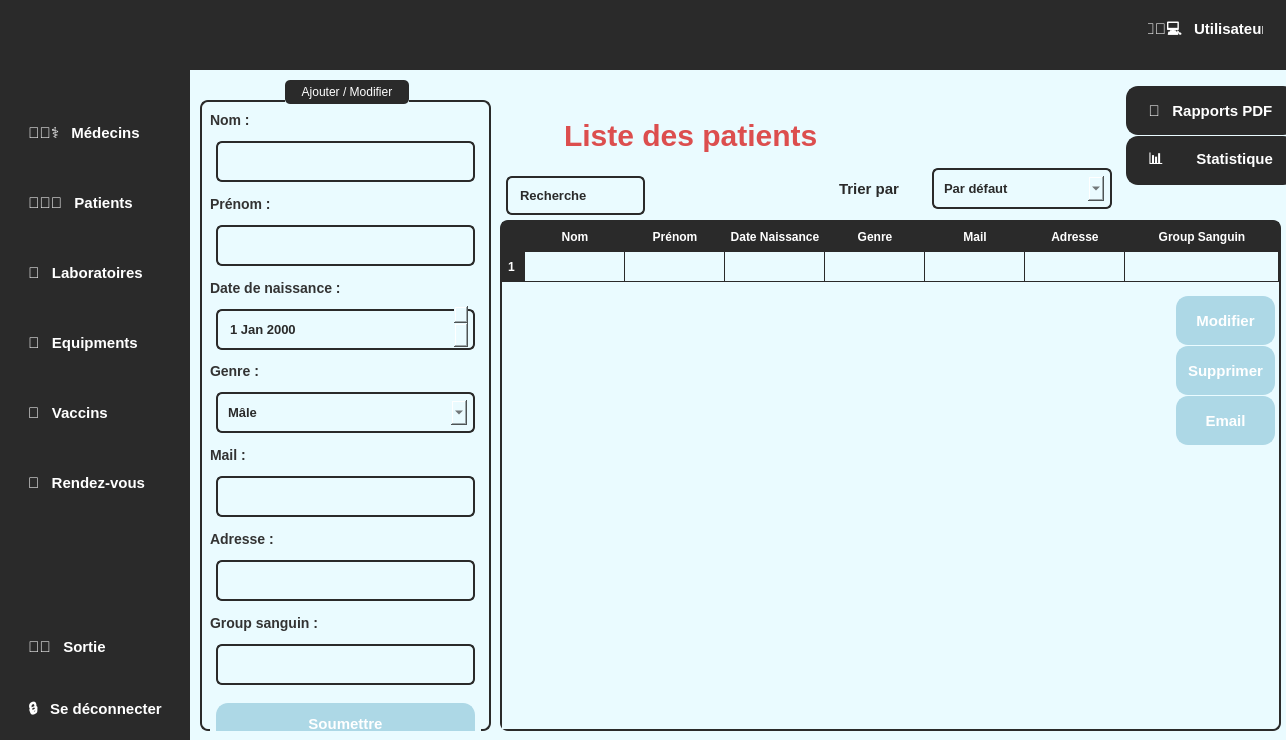
First picture: the form in mainwindow.ui, repository Projetcpp-2A19/projetcpp-2a19-smart-vaccination-center, before the edit.
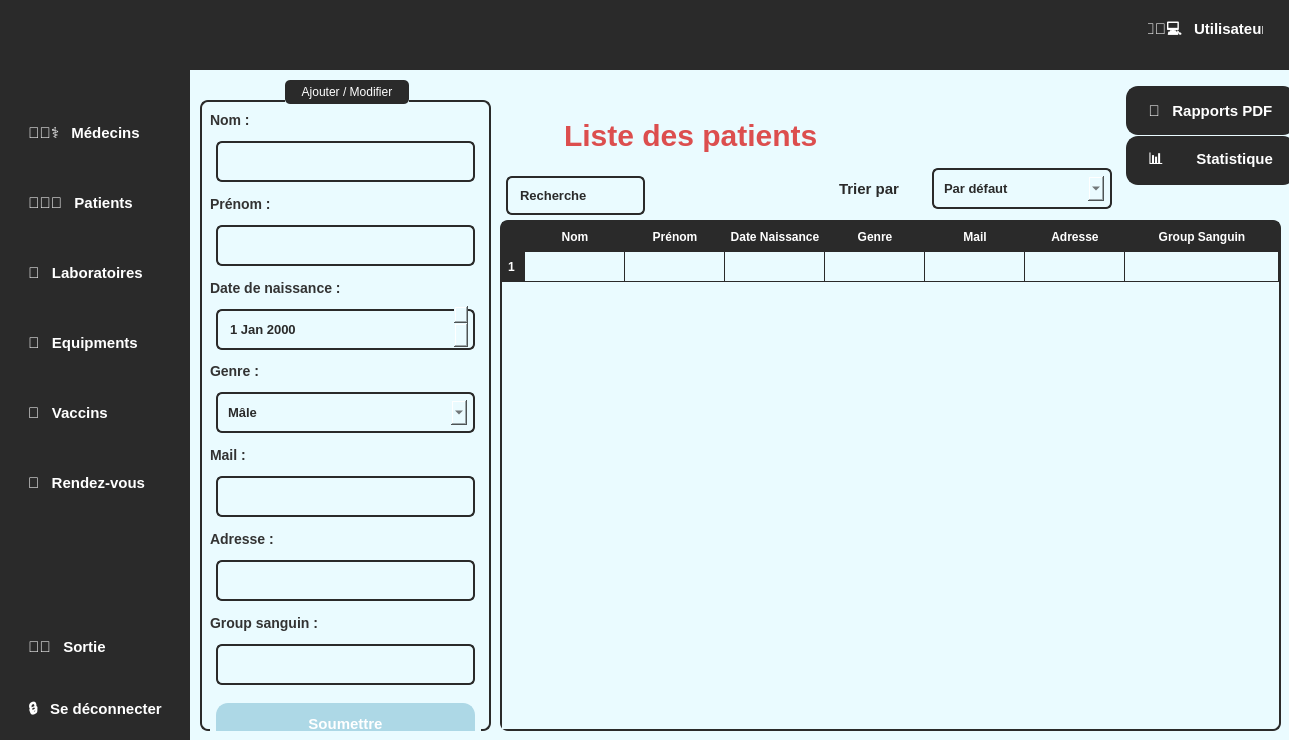
Second picture: the form after the edit. Icons and pictures are not drawn.

What changed in the file:
```diff
--- a/mainwindow.ui
+++ b/mainwindow.ui
@@ -9,7 +9,7 @@
    <rect>
     <x>0</x>
     <y>0</y>
-    <width>1286</width>
+    <width>1289</width>
     <height>740</height>
    </rect>
   </property>
@@ -5691,92 +5691,6 @@
            <string>Recherche</string>
           </property>
          </widget>
-         <widget class="QPushButton" name="pushButton_136">
-          <property name="geometry">
-           <rect>
-            <x>980</x>
-            <y>220</y>
-            <width>111</width>
-            <height>61</height>
-           </rect>
-          </property>
-          <property name="styleSheet">
-           <string notr="true">QPushButton {
-    background-color: rgb(173, 216, 230);
-    color: #ffffff;
-    border: 2px solid rgb(173, 216, 230);
-    padding: 10px;
-    margin: 6px;
-    border-radius: 12px;
-    font-size: 15px;
-    font-weight: bold;
-    transition: all 0.3s ease-in-out;
-}
-
-QPushButton:hover {
-    background-color: #606060;
-    border-color: #777777;
-}
-
-QPushButton:pressed {
-    background-color: #787878;
-    border-color: #909090;
-}
-
-QPushButton:disabled {
-    background-color: #353535;
-    color: #ffffff;
-    border-color: #444444;
-}
-</string>
-          </property>
-          <property name="text">
-           <string>Modifier</string>
-          </property>
-         </widget>
-         <widget class="QPushButton" name="pushButton_137">
-          <property name="geometry">
-           <rect>
-            <x>980</x>
-            <y>270</y>
-            <width>111</width>
-            <height>61</height>
-           </rect>
-          </property>
-          <property name="styleSheet">
-           <string notr="true">QPushButton {
-    background-color: rgb(173, 216, 230);
-    color: #ffffff;
-    border: 2px solid rgb(173, 216, 230);
-    padding: 10px;
-    margin: 6px;
-    border-radius: 12px;
-    font-size: 15px;
-    font-weight: bold;
-    transition: all 0.3s ease-in-out;
-}
-
-QPushButton:hover {
-    background-color: #606060;
-    border-color: #777777;
-}
-
-QPushButton:pressed {
-    background-color: #787878;
-    border-color: #909090;
-}
-
-QPushButton:disabled {
-    background-color: #353535;
-    color: #ffffff;
-    border-color: #444444;
-}
-</string>
-          </property>
-          <property name="text">
-           <string>Supprimer</string>
-          </property>
-         </widget>
          <widget class="QPushButton" name="btnpatient3_2">
           <property name="geometry">
            <rect>
@@ -5941,49 +5855,6 @@
            </item>
           </layout>
          </widget>
-         <widget class="QPushButton" name="pushButton_138">
-          <property name="geometry">
-           <rect>
-            <x>980</x>
-            <y>320</y>
-            <width>111</width>
-            <height>61</height>
-           </rect>
-          </property>
-          <property name="styleSheet">
-           <string notr="true">QPushButton {
-    background-color: rgb(173, 216, 230);
-    color: #ffffff;
-    border: 2px solid rgb(173, 216, 230);
-    padding: 10px;
-    margin: 6px;
-    border-radius: 12px;
-    font-size: 15px;
-    font-weight: bold;
-    transition: all 0.3s ease-in-out;
-}
-
-QPushButton:hover {
-    background-color: #606060;
-    border-color: #777777;
-}
-
-QPushButton:pressed {
-    background-color: #787878;
-    border-color: #909090;
-}
-
-QPushButton:disabled {
-    background-color: #353535;
-    color: #ffffff;
-    border-color: #444444;
-}
-</string>
-          </property>
-          <property name="text">
-           <string>Email</string>
-          </property>
-         </widget>
         </widget>
         <widget class="QWidget" name="equibment_6">
          <widget class="QLabel" name="label_64">
```
